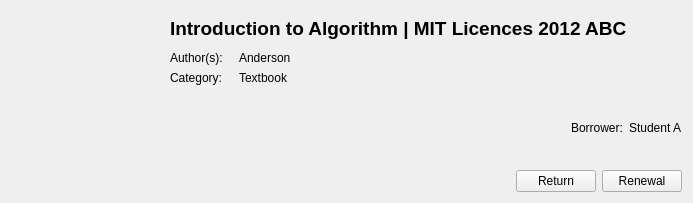
First picture: the form in borroweditemwidget.ui, repository huyquoctrinh/LibraryManagement, before the edit.
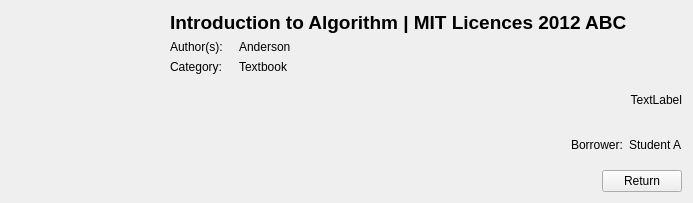
Second picture: the form after the edit. Icons and pictures are not drawn.

```diff
--- a/borroweditemwidget.ui
+++ b/borroweditemwidget.ui
@@ -91,6 +91,16 @@
      </item>
     </layout>
    </item>
+   <item>
+    <widget class="QLabel" name="lblReturned">
+     <property name="text">
+      <string>TextLabel</string>
+     </property>
+     <property name="alignment">
+      <set>Qt::AlignRight|Qt::AlignTrailing|Qt::AlignVCenter</set>
+     </property>
+    </widget>
+   </item>
    <item>
     <layout class="QHBoxLayout" name="horizontalLayout_5">
      <item>
@@ -148,13 +158,6 @@
        </property>
       </widget>
      </item>
-     <item>
-      <widget class="QPushButton" name="btnRenewal">
-       <property name="text">
-        <string>Renewal</string>
-       </property>
-      </widget>
-     </item>
     </layout>
    </item>
   </layout>
```
